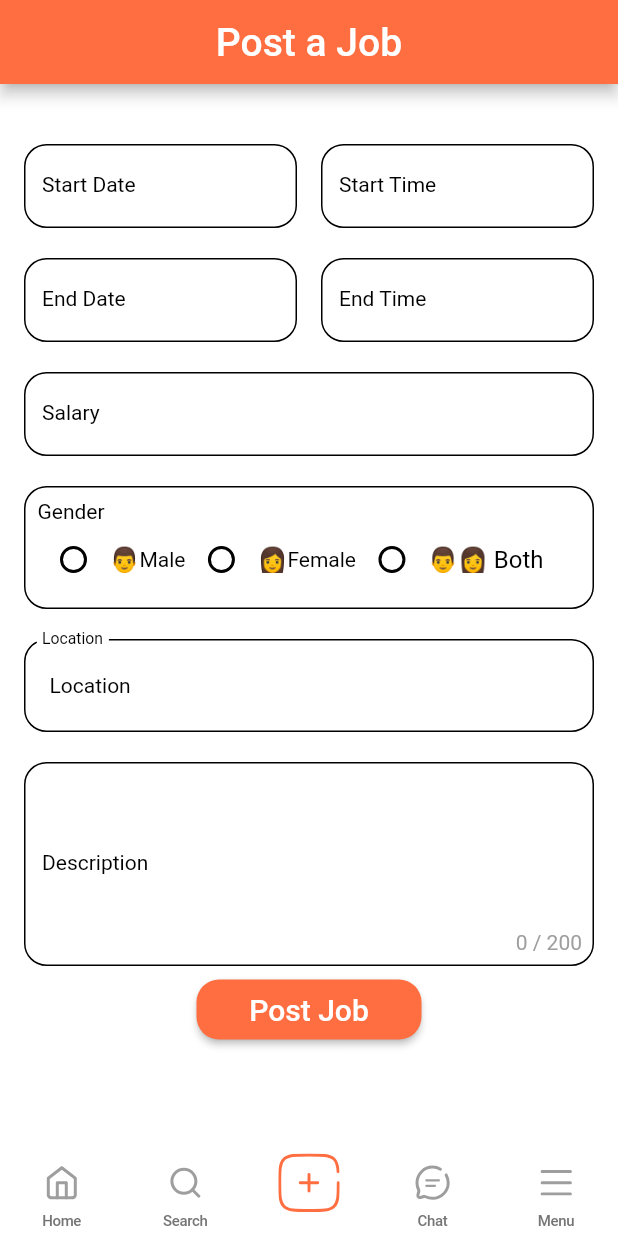
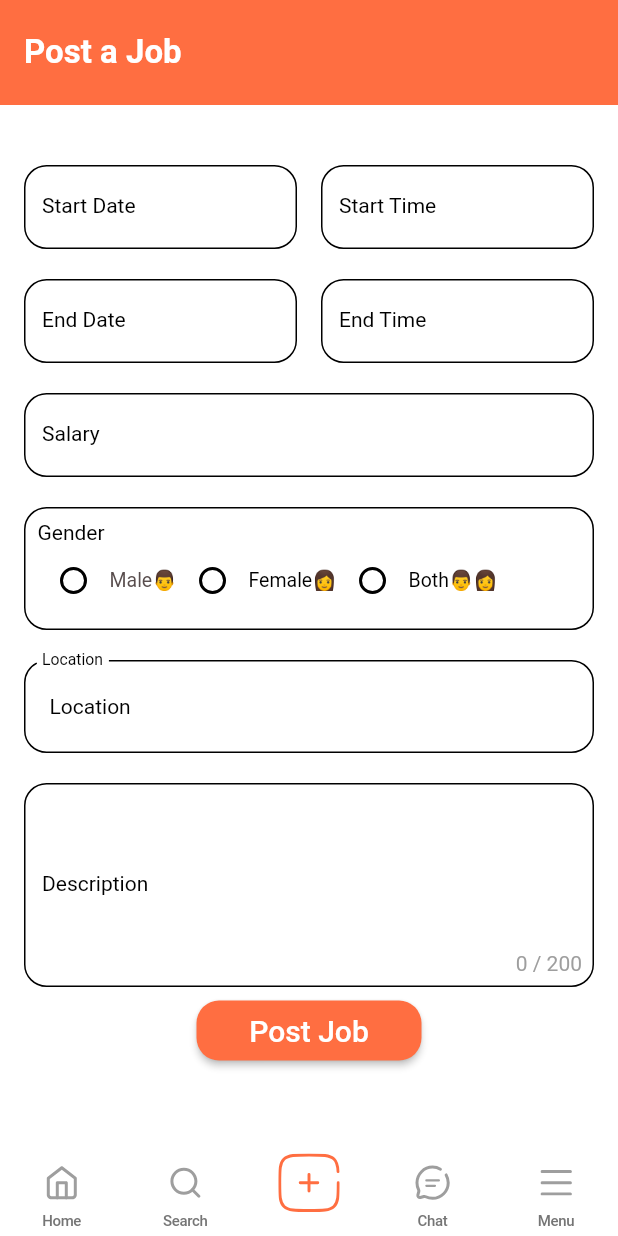
Before and after one commit to bathiyapathum/PartTimeNow_flutter_app, a Flutter app: the screen it shows once a user with an empty profile is signed in, swiped to page 3, on a phone screen of 412 x 824 dp. Run offline on Flutter 3.47's test engine with Material 2 defaults, Android fonts, the phone set to English and light mode, and no system bars; our stand-ins replace cloud_firestore, firebase_auth, firebase_core, firebase_storage, flutter_svg, google_fonts and 4 more; accounts and stored records are empty; network calls fail; project files that could hold a hidden picture were left out.

Commit message:
manage basic issues

```diff
--- a/lib/screens/job_request_screen.dart
+++ b/lib/screens/job_request_screen.dart
@@ -17,7 +17,7 @@ class _JobRequestScreenState extends State<JobRequestScreen> {
   Widget build(BuildContext context) {
     return Scaffold(
       appBar: AppBar(
-        toolbarHeight: 60,
+        toolbarHeight: 70,
         backgroundColor: mobileBackgroundColor,
         elevation: 0,
         centerTitle: false,
--- a/lib/screens/post_job_screen.dart
+++ b/lib/screens/post_job_screen.dart
@@ -130,25 +130,22 @@ class _PostJobScreenState extends State<PostJobScreen> {
   Widget build(BuildContext context) {
     return Scaffold(
       appBar: AppBar(
-        title: GestureDetector(
-          onTap: () {
-            logger.e(selectedGender);
-          },
-          child: const Center(
-            child: Text(
-              'Post a Job',
+        toolbarHeight: 70,
+        backgroundColor: mobileBackgroundColor,
+        elevation: 0,
+        centerTitle: false,
+        title: const Text(
+          "Post a Job",
           style: TextStyle(
-                fontSize: 26, // Set the desired font size
-                color: Colors.white, // Set the text color
+            color: Colors.white,
+            fontSize: 22,
+            fontWeight: FontWeight.bold,
           ),
         ),
       ),
-        ),
-        backgroundColor: mobileBackgroundColor,
-      ),
       body: SingleChildScrollView(
         child: Padding(
-          padding: const EdgeInsets.all(16.0).copyWith(top: 0),
+          padding: const EdgeInsets.symmetric(horizontal: 16),
           child: Column(
             children: [
               Row(
@@ -402,6 +399,8 @@ class _PostJobScreenState extends State<PostJobScreen> {
           ),
           Row(
             children: [
+              Row(
+                children: [
                   Radio(
                     value: "male",
                     groupValue: selectedGender,
@@ -411,7 +410,8 @@ class _PostJobScreenState extends State<PostJobScreen> {
                         selectedGender = value;
                       });
                     },
-                fillColor: MaterialStateProperty.resolveWith<Color>((states) {
+                    fillColor:
+                        MaterialStateProperty.resolveWith<Color>((states) {
                       if (states.contains(MaterialState.selected)) {
                         return mobileBackgroundColor; // The selected color (orange)
                       }
@@ -419,20 +419,17 @@ class _PostJobScreenState extends State<PostJobScreen> {
                     }),
                   ),
                   const Text(
-                '👨', // Emoji-like icon for Male
+                    'Male👨',
                     style: TextStyle(
-                  fontSize: 16, // Adjust the emoji size
-                  color: Colors.black,
-                ),
-              ),
-              const Text(
-                'Male',
-                style: TextStyle(
-                  color: Colors.black,
-                  fontSize: 14,
+                      color: Color(0xFF584D4D),
+                      fontSize: 13,
                       fontWeight: FontWeight.normal,
                     ),
                   ),
+                ],
+              ),
+              Row(
+                children: [
                   Radio(
                     value: "female",
                     groupValue: selectedGender,
@@ -443,7 +440,8 @@ class _PostJobScreenState extends State<PostJobScreen> {
                       });
                     },
                     toggleable: true,
-                fillColor: MaterialStateProperty.resolveWith<Color>((states) {
+                    fillColor:
+                        MaterialStateProperty.resolveWith<Color>((states) {
                       if (states.contains(MaterialState.selected)) {
                         return mobileBackgroundColor; // The selected color (orange)
                       }
@@ -451,20 +449,17 @@ class _PostJobScreenState extends State<PostJobScreen> {
                     }),
                   ),
                   const Text(
-                '👩', // Emoji-like icon for Female
-                style: TextStyle(
-                  fontSize: 16, // Adjust the emoji size
-                  color: Colors.black,
-                ),
-              ),
-              const Text(
-                'Female',
+                    'Female👩',
                     style: TextStyle(
                       color: Colors.black,
-                  fontSize: 14,
+                      fontSize: 13,
                       fontWeight: FontWeight.normal,
                     ),
                   ),
+                ],
+              ),
+              Row(
+                children: [
                   Radio(
                     value: "both",
                     groupValue: selectedGender,
@@ -474,7 +469,8 @@ class _PostJobScreenState extends State<PostJobScreen> {
                         selectedGender = value;
                       });
                     },
-                fillColor: MaterialStateProperty.resolveWith<Color>((states) {
+                    fillColor:
+                        MaterialStateProperty.resolveWith<Color>((states) {
                       if (states.contains(MaterialState.selected)) {
                         return Colors.orange; // The selected color (orange)
                       }
@@ -482,19 +478,14 @@ class _PostJobScreenState extends State<PostJobScreen> {
                     }),
                   ),
                   const Text(
-                '👨👩', // Emoji-like icon for Both
+                    'Both👨👩',
                     style: TextStyle(
-                  fontSize: 16, // Adjust the emoji size
                       color: Colors.black,
+                      fontSize: 13,
+                      fontWeight: FontWeight.normal,
                     ),
                   ),
-              const Text(
-                ' Both',
-                style: TextStyle(
-                  color: Colors.black,
-                  fontSize: 16,
-                  fontWeight: FontWeight.normal,
-                ),
+                ],
               ),
             ],
           ),
@@ -530,8 +521,8 @@ class _PostJobScreenState extends State<PostJobScreen> {
               value: district,
               height: 4,
               child: Padding(
-                padding:
-                    const EdgeInsets.symmetric(vertical: 10), // Add vertical padding
+                padding: const EdgeInsets.symmetric(
+                    vertical: 10), // Add vertical padding
                 child: Text(
                   district,
                   style: const TextStyle(
--- a/lib/utils/global_variable.dart
+++ b/lib/utils/global_variable.dart
@@ -1,13 +1,10 @@
 import 'package:flutter/material.dart';
-// import 'package:parttimenow_flutter/Widgets/feedback_card.dart';
-// import 'package:parttimenow_flutter/screens/chat_home_page.dart';
+import 'package:parttimenow_flutter/screens/chat_home_page.dart';
 import 'package:parttimenow_flutter/screens/feed_screen_layout.dart';
-import 'package:parttimenow_flutter/screens/feedback_screen.dart';
-import 'package:parttimenow_flutter/screens/feedback_screen_layout.dart';
 import 'package:parttimenow_flutter/screens/menue_screen_layout.dart';
 import 'package:logger/logger.dart';
-
 import 'package:parttimenow_flutter/screens/post_job_screen.dart';
+import 'package:parttimenow_flutter/screens/search_screen-layout.dart';
 
 const mobileScreenSize = 600;
 const webScreenSize = 600;
@@ -15,13 +12,9 @@ final logger = Logger();
 
 const homeScreenItems = [
   FeedScreenLayout(),
-  FeedbackScreenLayout(feedbackUserId: ""), // Text('Search'),
+  SearchScreenLayout(),
   PostJobScreen(),
-  FeedbackScreen(
-    postID: '123',
-  ), // this is temporary for testing,
-  // JobPostingPage(),
-  // ChatHomePage(),
+  ChatHomePage(),
   MenueScreen(),
 ];
 
```
Also changed, not shown: lib/Widgets/notification_card.dart (+24 -98 lines), lib/screens/feed_screen_layout.dart (+19 -11 lines), lib/screens/filter_feed_screen.dart (+9 -17 lines), lib/screens/notification_screen.dart (+59 -51 lines), lib/screens/post_a_job.dart (deleted, +0 -193 lines), lib/screens/search_screen-layout.dart (added, +34 -0 lines). Lines whose indentation alone changed are shown as unchanged.
